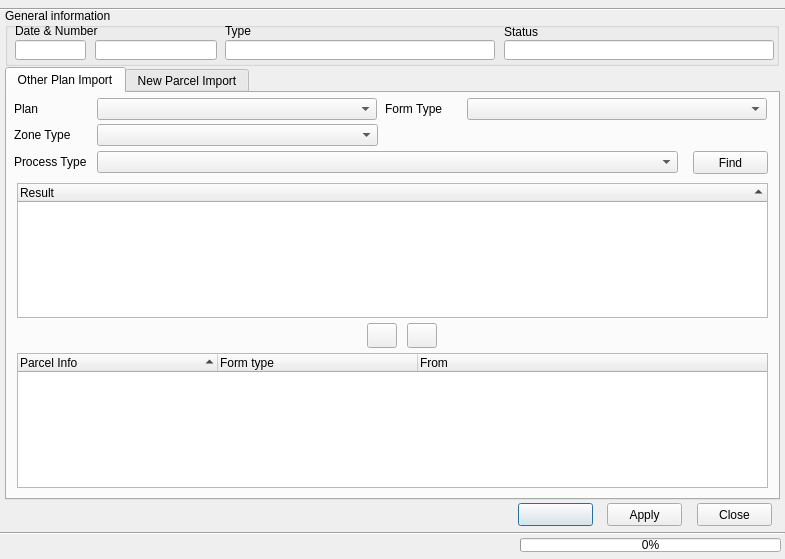
Old version of the form view/PlanCaseDialog.ui in the repository teamlm2/lm2_mgis.
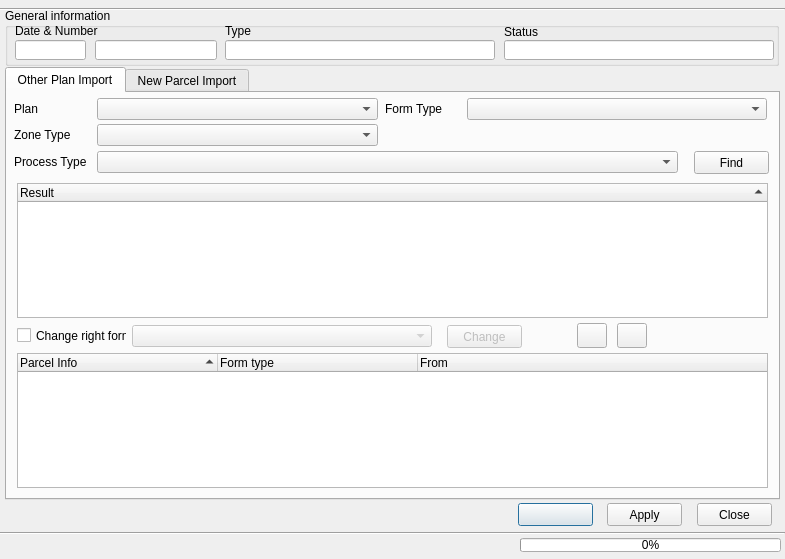
New version of the form. Icons and pictures are not drawn.

```diff
--- a/view/PlanCaseDialog.ui
+++ b/view/PlanCaseDialog.ui
@@ -275,7 +275,7 @@
     <widget class="QPushButton" name="add_button">
      <property name="geometry">
       <rect>
-       <x>360</x>
+       <x>570</x>
        <y>230</y>
        <width>30</width>
        <height>25</height>
@@ -292,7 +292,7 @@
     <widget class="QPushButton" name="remove_button">
      <property name="geometry">
       <rect>
-       <x>400</x>
+       <x>610</x>
        <y>230</y>
        <width>30</width>
        <height>25</height>
@@ -324,7 +324,7 @@
       <rect>
        <x>90</x>
        <y>5</y>
-       <width>280</width>
+       <width>281</width>
        <height>22</height>
       </rect>
      </property>
@@ -332,7 +332,7 @@
     <widget class="QPushButton" name="find_button">
      <property name="geometry">
       <rect>
-       <x>686</x>
+       <x>687</x>
        <y>58</y>
        <width>75</width>
        <height>23</height>
@@ -399,6 +399,48 @@
       <string>Form Type</string>
      </property>
     </widget>
+    <widget class="QPushButton" name="form_change_button">
+     <property name="enabled">
+      <bool>false</bool>
+     </property>
+     <property name="geometry">
+      <rect>
+       <x>440</x>
+       <y>232</y>
+       <width>75</width>
+       <height>23</height>
+      </rect>
+     </property>
+     <property name="text">
+      <string>Change</string>
+     </property>
+    </widget>
+    <widget class="QComboBox" name="form_type_change_cbox">
+     <property name="enabled">
+      <bool>false</bool>
+     </property>
+     <property name="geometry">
+      <rect>
+       <x>125</x>
+       <y>232</y>
+       <width>300</width>
+       <height>22</height>
+      </rect>
+     </property>
+    </widget>
+    <widget class="QCheckBox" name="change_form_check_box">
+     <property name="geometry">
+      <rect>
+       <x>10</x>
+       <y>234</y>
+       <width>110</width>
+       <height>17</height>
+      </rect>
+     </property>
+     <property name="text">
+      <string>Change right form</string>
+     </property>
+    </widget>
    </widget>
    <widget class="QWidget" name="tab">
     <attribute name="title">
```
